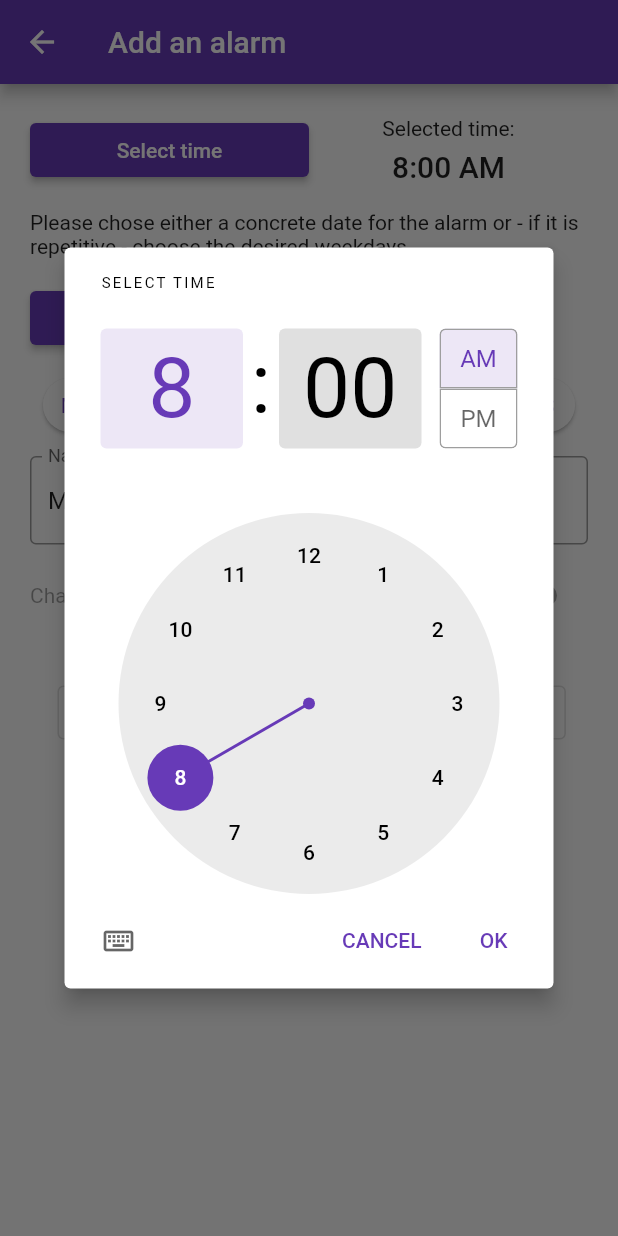
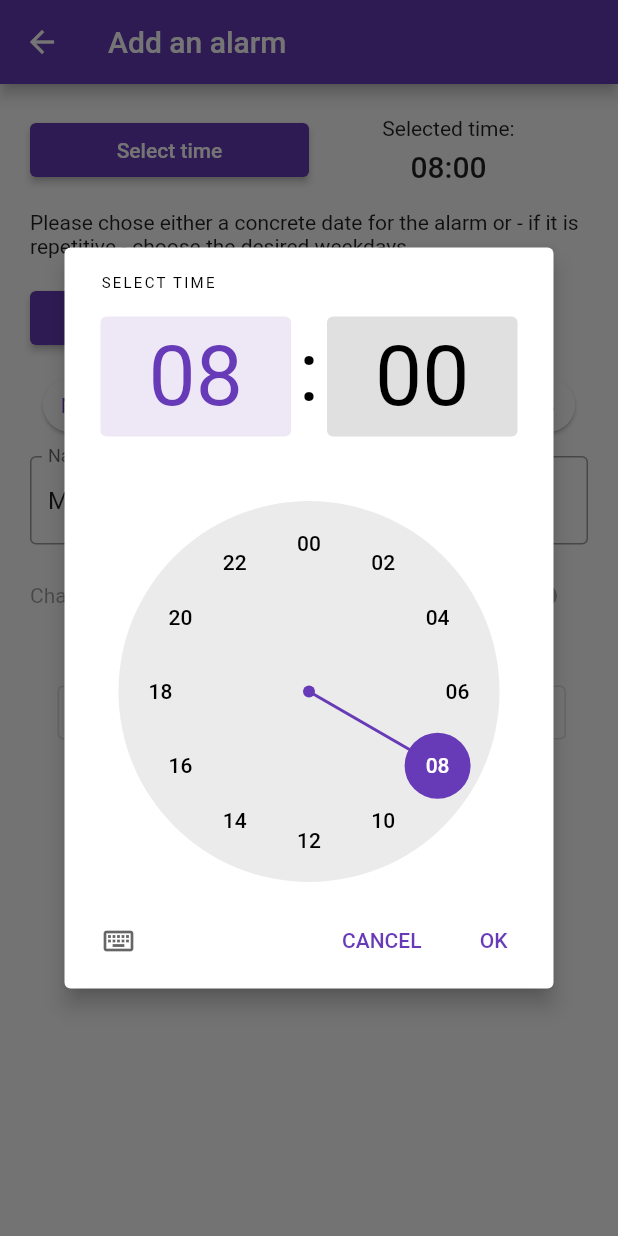
Before and after one commit to FabianGermany/ChallengingAlarmClockApp, a Flutter app: the AddAlarmPage screen opened directly, after a tap on "Select time", on a phone screen of 412 x 824 dp. Run offline on Flutter 3.47's test engine with Material 2 defaults, Android fonts, the phone set to English and light mode, and no system bars; drawn by our look-alikes of weekday_selector; our stand-ins replace awesome_notifications, shared_preferences, wakelock; missing offline and left inert: flutter_ringtone_player, is_first_run; accounts and stored records are empty.

```diff
--- a/lib/alarm.dart
+++ b/lib/alarm.dart
@@ -172,6 +172,16 @@ String weekdayBoolListToString(List<bool> weekdays)
 }
 
 
+/// Conversion of 12h AM/PM format to 24h format with TimeOfDay
+extension TimeOfDayConverter on TimeOfDay {
+  String to24hours() {
+    final hour = this.hour.toString().padLeft(2, "0");
+    final min = this.minute.toString().padLeft(2, "0");
+    return "$hour:$min";
+  }
+}
+
+
 /// Play audio function
 void playAlarmSound(double volume)
 {
--- a/lib/widgets/add_alarm_page.dart
+++ b/lib/widgets/add_alarm_page.dart
@@ -59,6 +59,13 @@ class _MyAddAlarmPageState extends State<AddAlarmPage> {
     final TimeOfDay? newTime = await showTimePicker(
       context: context,
       initialTime: _chosenTime,
+        builder: (context, childWidget) {
+          return MediaQuery(
+              data: MediaQuery.of(context).copyWith(
+                  alwaysUse24HourFormat: true //24hr instead of 12hr AM/PM Format
+              ),
+              child: childWidget!);
+        },
     );
     if (newTime != null) {
       setState(() {
@@ -142,7 +149,7 @@ class _MyAddAlarmPageState extends State<AddAlarmPage> {
                               Row(
                                 children: <Widget>[
                                   Text(
-                                    _chosenTime.format(context),
+                                    _chosenTime.to24hours(), //.format(context)
                                     style: Theme.of(context)
                                         .textTheme
                                         .headline6, //textTheme.subtitle1
--- a/lib/widgets/homepage_alarm_overview.dart
+++ b/lib/widgets/homepage_alarm_overview.dart
@@ -335,7 +335,7 @@ class _HomePageAlarmOverviewState extends State<HomePageAlarmOverview> {
                                       //mainAxisAlignment: MainAxisAlignment.center,
                                       children: <Widget>[
                                         Text(
-                                          "${listOfSavedAlarms[i]?.alarmTime.hour.toString().padLeft(2, '0')}:${listOfSavedAlarms[i]?.alarmTime.minute.toString().padLeft(2, '0')}",
+                                          "${listOfSavedAlarms[i]?.alarmTime.to24hours()}",
                                           style: TextStyle(
                                               color: (listOfSavedAlarms[i]
                                                   ?.isActive ==
```
Also changed, not shown: 1 other file.
